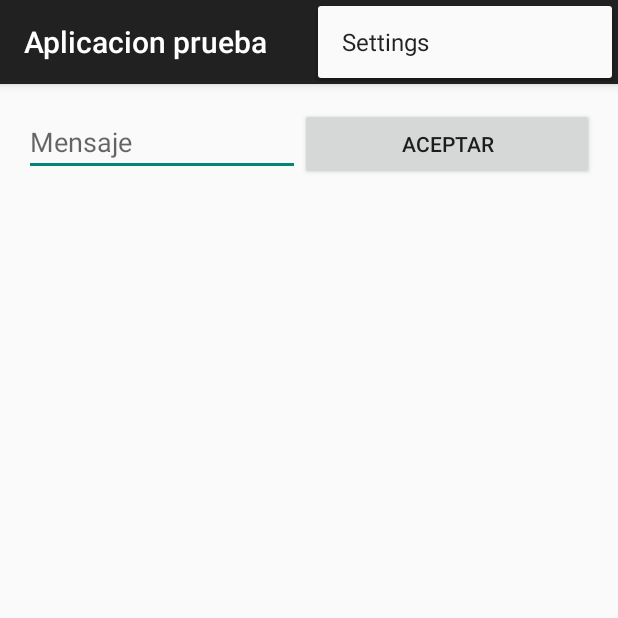
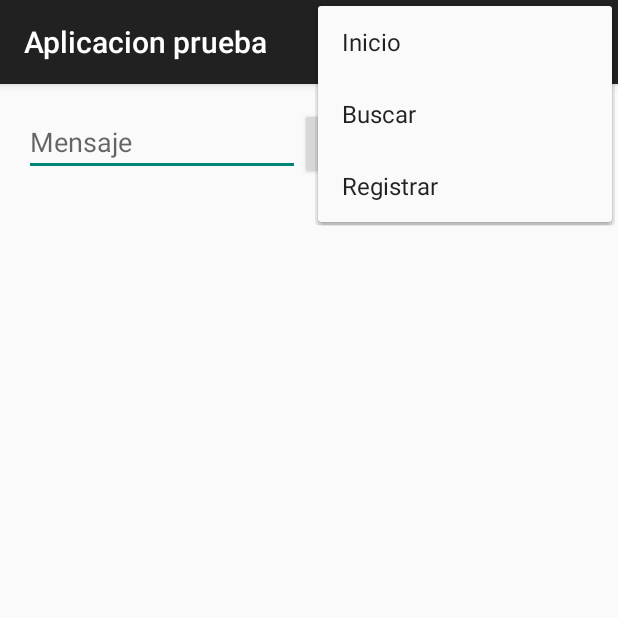
Before and after one commit to darkvical/MyApp, an Android app: the screen it shows after launch (Principal), with the options menu open, on a phone screen of 412 x 824 dp, the top half of it. Run offline under Robolectric (Android 15) with nearby library versions, the phone set to English and light mode, and no system bars.

Commit message:
Uso de menu item

```diff
--- a/app/src/main/AndroidManifest.xml
+++ b/app/src/main/AndroidManifest.xml
@@ -8,7 +8,7 @@
         android:label="@string/app_name"
         android:theme="@style/AppTheme" >
         <activity
-            android:name=".Principal"
+            android:name=".ui.Principal"
             android:label="@string/app_name" >
             <intent-filter>
                 <action android:name="android.intent.action.MAIN" />
--- a/app/src/main/java/vical/com/pe/myapp/Principal.java
+++ /dev/null
@@ -1,43 +0,0 @@
-package vical.com.pe.myapp;
-
-import android.content.Intent;
-import android.support.v7.app.ActionBarActivity;
-import android.os.Bundle;
-import android.view.Menu;
-import android.view.MenuItem;
-import android.view.View;
-import android.widget.EditText;
-import android.widget.Toast;
-
-
-public class Principal extends ActionBarActivity {
-
-    private EditText editMensaje;
-
-    @Override
-    protected void onCreate(Bundle savedInstanceState) {
-        super.onCreate(savedInstanceState);
-        setContentView(R.layout.activity_principal);
-        editMensaje = (EditText)findViewById(R.id.editMensaje);
-    }
-
-    public void eventAceptar(View view){
-        String mensaje = editMensaje.getText().toString();
-        Toast.makeText(this, mensaje, Toast.LENGTH_SHORT).show();
-    }
-
-    @Override
-    public boolean onCreateOptionsMenu(Menu menu) {
-        getMenuInflater().inflate(R.menu.menu_principal, menu);
-        return true;
-    }
-
-    @Override
-    public boolean onOptionsItemSelected(MenuItem item) {
-        int id = item.getItemId();
-        if (id == R.id.action_settings) {
-            return true;
-        }
-        return super.onOptionsItemSelected(item);
-    }
-}
--- a/app/src/main/res/menu/menu_principal.xml
+++ b/app/src/main/res/menu/menu_principal.xml
@@ -1,6 +1,20 @@
 <menu xmlns:android="http://schemas.android.com/apk/res/android"
+    xmlns:tools="http://schemas.android.com/tools"
     xmlns:app="http://schemas.android.com/apk/res-auto"
-    xmlns:tools="http://schemas.android.com/tools" tools:context=".Principal">
-    <item android:id="@+id/action_settings" android:title="@string/action_settings"
-        android:orderInCategory="100" app:showAsAction="never" />
+    tools:context=".Principal">
+
+    <item android:id="@+id/item_principal"
+        android:icon="@drawable/abc_ic_search_api_mtrl_alpha"
+        android:title="@string/ic_menu_principal_first"
+        android:onClick="eventThird"/>
+
+    <item android:id="@+id/item_buscar"
+        android:icon="@drawable/abc_ic_search_api_mtrl_alpha"
+        android:title="@string/ic_menu_principal_second"
+        android:onClick="eventThird"/>
+
+    <item android:id="@+id/item_registrar"
+        android:icon="@drawable/abc_ic_search_api_mtrl_alpha"
+        android:title="@string/ic_menu_principal_third"
+        android:onClick="eventThird"/>
 </menu>
--- a/app/src/main/res/values/strings.xml
+++ b/app/src/main/res/values/strings.xml
@@ -3,4 +3,10 @@
 
     <string name="hello_world">Hello world!</string>
     <string name="action_settings">Settings</string>
+
+    <!--CORRESPONDE AL VALOR EN DURO PARA EL MENU-->
+    <string name="ic_menu_principal_first">Inicio</string>
+    <string name="ic_menu_principal_second">Buscar</string>
+    <string name="ic_menu_principal_third">Registrar</string>
+
 </resources>
```
Also changed, not shown: app/src/main/java/vical/com/pe/myapp/ui/Principal.java (added, +61 -0 lines).
